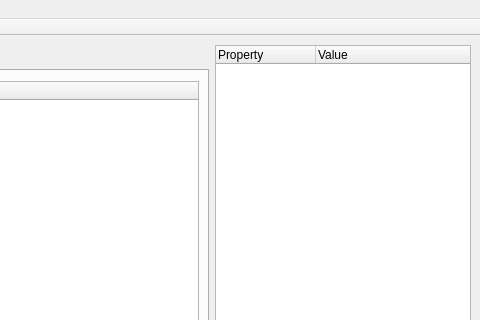
This is UI/MainWindow.ui in ubuntunux/PyEngine3D as Qt 5 draws it before an edit; both pictures show x 393 to 873 and y 0 to 320 of the 873 by 801 pixel window. The edited form follows.
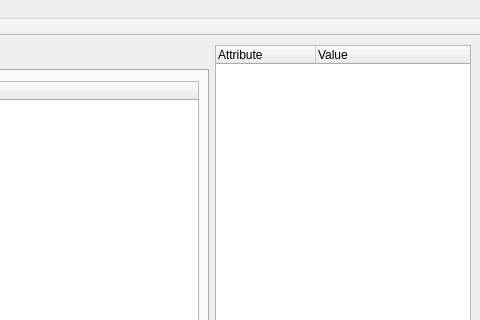
This is the edited form.

What changed in the file:
```diff
--- a/UI/MainWindow.ui
+++ b/UI/MainWindow.ui
@@ -39,7 +39,7 @@
         </property>
         <column>
          <property name="text">
-          <string>Property</string>
+          <string>Attribute</string>
          </property>
         </column>
         <column>
```
Left out of the diff: 2 changed lines with no effect on the pictures.
